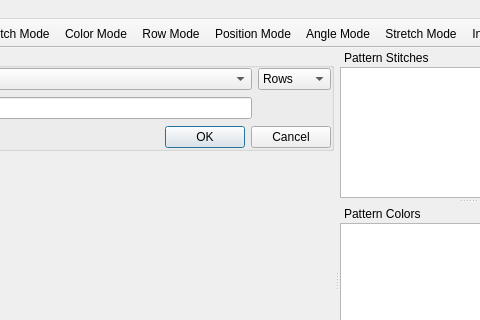
The window that src/mainwindow.ui (iPenguin/CrochetCharts) describes before a commit, drawn with Qt 5; both pictures show x 298 to 778 and y 0 to 320 of the 894 by 511 pixel window.
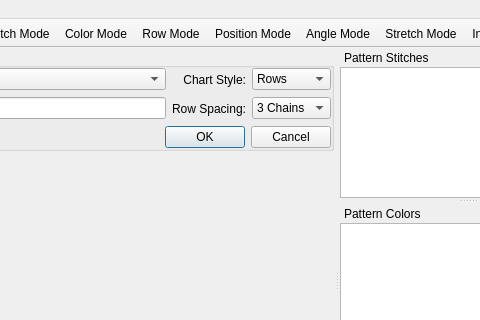
The same window after the commit. Icons and pictures are not drawn.

Commit message: Add row spacing based on chain height.

The edit to the form file:
```diff
--- a/src/mainwindow.ui
+++ b/src/mainwindow.ui
@@ -79,7 +79,7 @@
        <item row="0" column="3">
         <widget class="QComboBox" name="defaultStitch"/>
        </item>
-       <item row="0" column="4">
+       <item row="0" column="5">
         <widget class="QComboBox" name="chartStyle">
          <item>
           <property name="text">
@@ -151,7 +151,7 @@
          </property>
         </widget>
        </item>
-       <item row="2" column="0" colspan="5">
+       <item row="2" column="0" colspan="6">
         <widget class="QDialogButtonBox" name="newDocBttnBox">
          <property name="orientation">
           <enum>Qt::Horizontal</enum>
@@ -161,6 +161,72 @@
          </property>
         </widget>
        </item>
+       <item row="1" column="5">
+        <widget class="QComboBox" name="rowSpacing">
+         <property name="editable">
+          <bool>false</bool>
+         </property>
+         <property name="currentIndex">
+          <number>2</number>
+         </property>
+         <item>
+          <property name="text">
+           <string>1 Chain</string>
+          </property>
+         </item>
+         <item>
+          <property name="text">
+           <string>2 Chains</string>
+          </property>
+         </item>
+         <item>
+          <property name="text">
+           <string>3 Chains</string>
+          </property>
+         </item>
+         <item>
+          <property name="text">
+           <string>4 Chains</string>
+          </property>
+         </item>
+         <item>
+          <property name="text">
+           <string>5 Chains</string>
+          </property>
+         </item>
+         <item>
+          <property name="text">
+           <string>6 Chains</string>
+          </property>
+         </item>
+        </widget>
+       </item>
+       <item row="1" column="4">
+        <widget class="QLabel" name="label_5">
+         <property name="text">
+          <string>Row Spacing:</string>
+         </property>
+         <property name="alignment">
+          <set>Qt::AlignRight|Qt::AlignTrailing|Qt::AlignVCenter</set>
+         </property>
+         <property name="buddy">
+          <cstring>rowSpacing</cstring>
+         </property>
+        </widget>
+       </item>
+       <item row="0" column="4">
+        <widget class="QLabel" name="label_6">
+         <property name="text">
+          <string>Chart Style:</string>
+         </property>
+         <property name="alignment">
+          <set>Qt::AlignRight|Qt::AlignTrailing|Qt::AlignVCenter</set>
+         </property>
+         <property name="buddy">
+          <cstring>chartStyle</cstring>
+         </property>
+        </widget>
+       </item>
       </layout>
      </widget>
     </item>
```
Left out of the diff: 1 changed line with no effect on the pictures. The commit also changes 6 other files.
